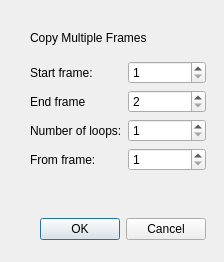
First picture: the form in core_lib/src/structure/copymultiplekeyframesdialog.ui, repository pencil2d/pencil, before the edit.
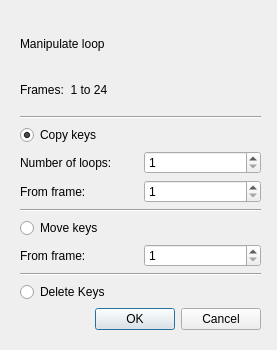
Second picture: the form after the edit.

Commit message: Redesigned dialog

What changed in the file:
```diff
--- a/core_lib/src/structure/copymultiplekeyframesdialog.ui
+++ b/core_lib/src/structure/copymultiplekeyframesdialog.ui
@@ -6,88 +6,82 @@
    <rect>
     <x>0</x>
     <y>0</y>
-    <width>224</width>
-    <height>262</height>
+    <width>277</width>
+    <height>350</height>
    </rect>
   </property>
   <property name="windowTitle">
    <string>Dialog</string>
   </property>
-  <widget class="QWidget" name="layoutWidget">
+  <widget class="QWidget" name="">
    <property name="geometry">
     <rect>
-     <x>30</x>
-     <y>20</y>
-     <width>176</width>
-     <height>220</height>
+     <x>20</x>
+     <y>23</y>
+     <width>241</width>
+     <height>307</height>
     </rect>
    </property>
-   <layout class="QVBoxLayout" name="verticalLayout">
+   <layout class="QVBoxLayout" name="verticalLayout_2">
     <item>
-     <widget class="QLabel" name="labHeader">
-      <property name="text">
-       <string>Copy Multiple Frames</string>
+     <layout class="QVBoxLayout" name="verticalLayout">
+      <item>
+       <widget class="QLabel" name="labHeader">
+        <property name="text">
+         <string>Manipulate loop</string>
+        </property>
+       </widget>
+      </item>
+      <item>
+       <widget class="QLabel" name="labLoopDefine">
+        <property name="text">
+         <string>Frames:  1 to 24</string>
+        </property>
+       </widget>
+      </item>
+     </layout>
+    </item>
+    <item>
+     <widget class="Line" name="line">
+      <property name="orientation">
+       <enum>Qt::Horizontal</enum>
       </property>
      </widget>
     </item>
     <item>
      <layout class="QGridLayout" name="gridLayout">
       <item row="0" column="0">
-       <widget class="QLabel" name="labStartLoop">
+       <widget class="QRadioButton" name="radioButton">
         <property name="text">
-         <string>Start frame:</string>
+         <string>Copy keys</string>
         </property>
-       </widget>
-      </item>
-      <item row="0" column="1">
-       <widget class="QSpinBox" name="sBoxStartLoop">
-        <property name="minimum">
-         <number>1</number>
-        </property>
-        <property name="maximum">
-         <number>9999</number>
+        <property name="checked">
+         <bool>true</bool>
         </property>
        </widget>
       </item>
       <item row="1" column="0">
-       <widget class="QLabel" name="labStopLoop">
-        <property name="text">
-         <string>End frame</string>
-        </property>
-       </widget>
-      </item>
-      <item row="1" column="1">
-       <widget class="QSpinBox" name="sBoxStopLoop">
-        <property name="minimum">
-         <number>2</number>
-        </property>
-        <property name="maximum">
-         <number>9999</number>
-        </property>
-       </widget>
-      </item>
-      <item row="2" column="0">
        <widget class="QLabel" name="labNumLoops">
         <property name="text">
          <string>Number of loops:</string>
         </property>
        </widget>
       </item>
-      <item row="2" column="1">
+      <item row="1" column="1">
        <widget class="QSpinBox" name="sBoxNumLoops">
         <property name="minimum">
          <number>1</number>
         </property>
        </widget>
       </item>
-      <item row="3" column="0">
-       <widget class="QLabel" name="labStartFrame">
+      <item row="2" column="0">
+       <widget class="QLabel" name="labCopyFrom">
         <property name="text">
          <string>From frame:</string>
         </property>
        </widget>
       </item>
-      <item row="3" column="1">
+      <item row="2" column="1">
        <widget class="QSpinBox" name="sBoxStartFrame">
         <property name="minimum">
          <number>1</number>
@@ -100,16 +94,51 @@
      </layout>
     </item>
     <item>
-     <widget class="QLabel" name="labWarning">
-      <property name="font">
-       <font>
-        <family>DejaVu Sans Mono</family>
-        <weight>75</weight>
-        <bold>true</bold>
-       </font>
+     <widget class="Line" name="line_2">
+      <property name="orientation">
+       <enum>Qt::Horizontal</enum>
       </property>
+     </widget>
+    </item>
+    <item>
+     <layout class="QGridLayout" name="gridLayout_2">
+      <item row="0" column="0">
+       <widget class="QRadioButton" name="radioButton_3">
+        <property name="text">
+         <string>Move keys</string>
+        </property>
+       </widget>
+      </item>
+      <item row="1" column="0">
+       <widget class="QLabel" name="labMoveFrom">
+        <property name="text">
+         <string>From frame:</string>
+        </property>
+       </widget>
+      </item>
+      <item row="1" column="1">
+       <widget class="QSpinBox" name="spinBox">
+        <property name="minimum">
+         <number>1</number>
+        </property>
+        <property name="maximum">
+         <number>9999</number>
+        </property>
+       </widget>
+      </item>
+     </layout>
+    </item>
+    <item>
+     <widget class="Line" name="line_3">
+      <property name="orientation">
+       <enum>Qt::Horizontal</enum>
+      </property>
+     </widget>
+    </item>
+    <item>
+     <widget class="QRadioButton" name="radioButton_2">
       <property name="text">
-       <string/>
+       <string>Delete Keys</string>
       </property>
      </widget>
     </item>
```
The commit also changes 1 other file.
